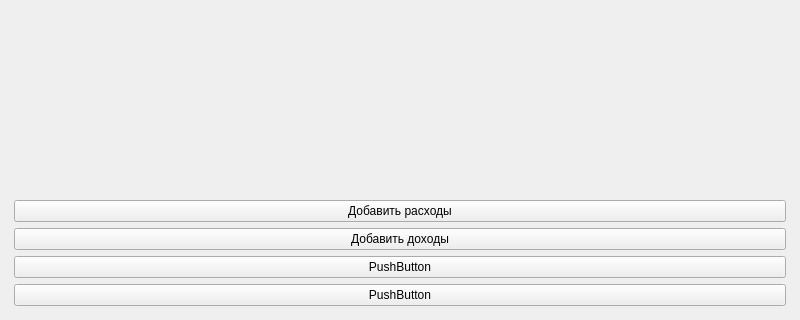
First picture: the form in screens/screen_1.ui, repository ZinixZay/spending_watcher, before the edit; both pictures show x 0 to 800 and y 280 to 600 of the 800 by 600 pixel window.
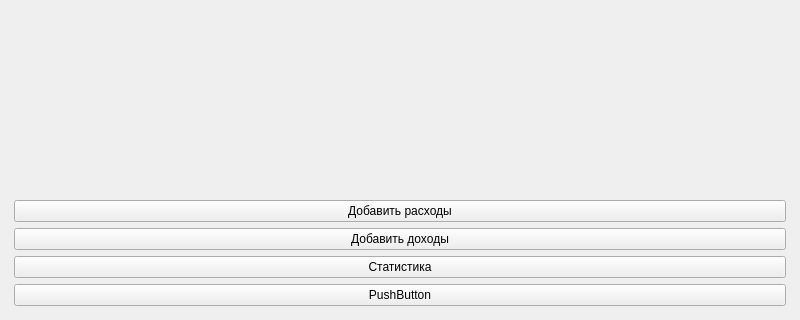
Second picture: the form after the edit.

What changed in the file:
```diff
--- a/screens/screen_1.ui
+++ b/screens/screen_1.ui
@@ -63,7 +63,7 @@
       <item row="3" column="0" colspan="2">
        <widget class="QPushButton" name="pushButton_3">
         <property name="text">
-         <string>PushButton</string>
+         <string>Статистика</string>
         </property>
        </widget>
       </item>
```
Left out of the diff: 16 changed lines with no effect on the pictures.
